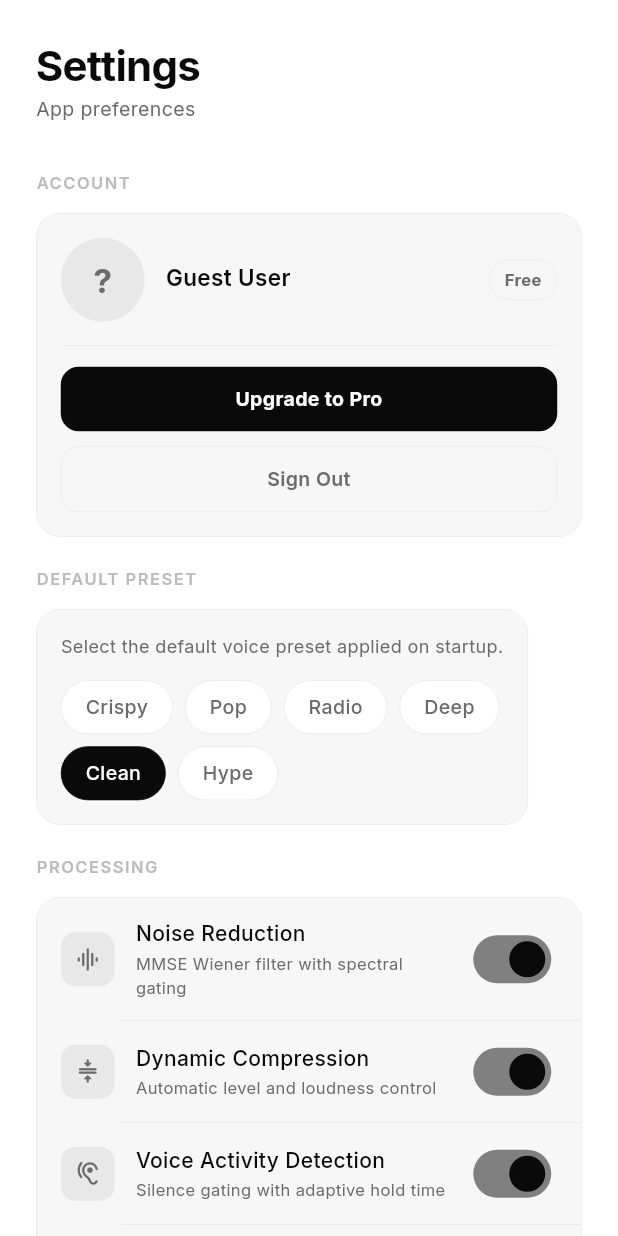
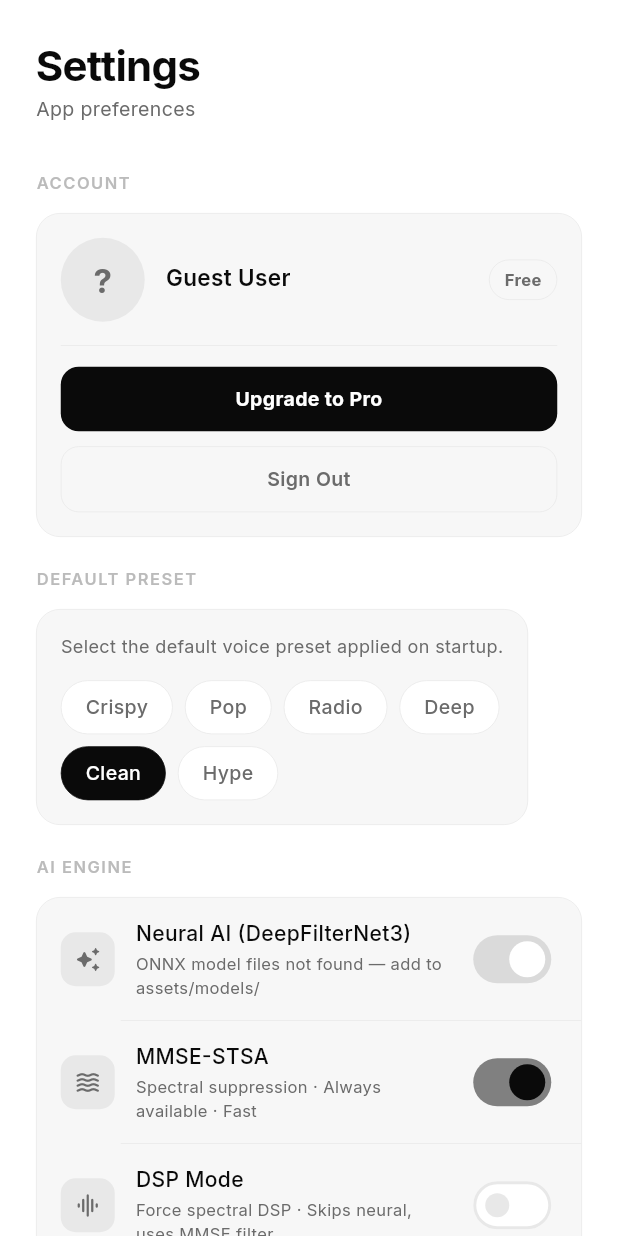
Before and after one commit to selvavishnum/Audio-denoise, a Flutter app: the SettingsScreen widget shown alone on an empty page, opened directly, on a phone screen of 412 x 824 dp. Run offline on Flutter 3.47's test engine with Material 3 defaults, Android fonts, the phone set to English and light mode, and no system bars; our stand-ins replace file_picker, firebase_analytics, firebase_auth, firebase_core, flutter_animate, google_fonts and 8 more; missing offline and left inert: purchases_flutter, record; accounts and stored records are empty.

Commit message:
Add AI Engine mode switches to Settings with live toggles
Settings now has a dedicated 'AI Engine' section with three independent
live switches persisted in SharedPreferences:

  Neural AI (DeepFilterNet3) — toggle for ONNX neural engine; disabled/grey
    when model files are absent from assets/models/; ON by default
  MMSE-STSA — spectral suppression fallback; always available; ON by default
  DSP Mode  — forces MMSE-STSA path, bypasses neural; OFF by default

Engine selection logic in ProcessorService:
  - DSP Mode ON → neural skipped, MMSE always runs (classic signal processing)
  - Both OFF    → audio returned unmodified
  - Default     → Neural AI first, MMSE-STSA fallback (same as before)

The existing 'Processing' section is renamed 'DSP Effects' to clarify
that Noise Reduction / Compression / VAD are post-processing options.

https://claude.ai/code/session_018pH9R595uc49AosH49Lwta

```diff
--- a/lib/providers/audio_provider.dart
+++ b/lib/providers/audio_provider.dart
@@ -31,7 +31,12 @@ class AudioProvider extends ChangeNotifier {
   // ── HD Mode ───────────────────────────────────────────────────────────
   bool hdModeEnabled = false;
 
-  // ── Processing feature toggles ────────────────────────────────────────
+  // ── AI Engine toggles ─────────────────────────────────────────────────
+  bool deepFilterEnabled = true;  // DeepFilterNet3 ONNX neural engine
+  bool mmseEnabled       = true;  // MMSE-STSA spectral suppression
+  bool dspEnabled        = false; // Force DSP-only mode (skips neural)
+
+  // ── DSP feature toggles ───────────────────────────────────────────────
   bool noiseReductionEnabled = true;
   bool compressionEnabled    = true;
   bool vadEnabled            = true;
@@ -87,6 +92,9 @@ class AudioProvider extends ChangeNotifier {
     _exportCount           = prefs.getInt('exportCount') ?? 0;
     hdModeEnabled          = prefs.getBool('hdMode') ?? false;
     _lastBonusDate         = prefs.getString('lastBonusDate');
+    deepFilterEnabled      = prefs.getBool('deepFilterEnabled') ?? true;
+    mmseEnabled            = prefs.getBool('mmseEnabled')       ?? true;
+    dspEnabled             = prefs.getBool('dspEnabled')        ?? false;
     noiseReductionEnabled  = prefs.getBool('nrEnabled')   ?? true;
     compressionEnabled     = prefs.getBool('compEnabled') ?? true;
     vadEnabled             = prefs.getBool('vadEnabled')  ?? true;
@@ -123,6 +131,27 @@ class AudioProvider extends ChangeNotifier {
     hdModeEnabled = !hdModeEnabled;
     final prefs = await SharedPreferences.getInstance();
     await prefs.setBool('hdMode', hdModeEnabled);
+    notifyListeners();
+  }
+
+  Future<void> toggleDeepFilter() async {
+    deepFilterEnabled = !deepFilterEnabled;
+    final prefs = await SharedPreferences.getInstance();
+    await prefs.setBool('deepFilterEnabled', deepFilterEnabled);
+    notifyListeners();
+  }
+
+  Future<void> toggleMmse() async {
+    mmseEnabled = !mmseEnabled;
+    final prefs = await SharedPreferences.getInstance();
+    await prefs.setBool('mmseEnabled', mmseEnabled);
+    notifyListeners();
+  }
+
+  Future<void> toggleDsp() async {
+    dspEnabled = !dspEnabled;
+    final prefs = await SharedPreferences.getInstance();
+    await prefs.setBool('dspEnabled', dspEnabled);
     notifyListeners();
   }
 
@@ -249,6 +278,8 @@ class AudioProvider extends ChangeNotifier {
       processedAudio = await ProcessorService.process(
         inputForDsp, params,
         premium: premium,
+        deepFilterEnabled: deepFilterEnabled && !dspEnabled,
+        mmseEnabled: mmseEnabled || dspEnabled,
         onProgress: (p) {
           progress = hdModeEnabled ? 0.05 + p * 0.95 : p;
           notifyListeners();
--- a/lib/screens/settings_screen.dart
+++ b/lib/screens/settings_screen.dart
@@ -6,6 +6,7 @@ import '../models/processing_stats.dart';
 import '../providers/audio_provider.dart';
 import '../providers/auth_provider.dart';
 import '../providers/subscription_provider.dart';
+import '../services/deepfilter_service.dart';
 import '../theme.dart';
 import 'paywall_screen.dart';
 
@@ -28,7 +29,8 @@ class SettingsScreen extends StatelessWidget {
             const SizedBox(height: 32),
             _section(context, 'Account', _accountSection(context, auth, sub)),
             _section(context, 'Default Preset', _presetSelector(context)),
-            _section(context, 'Processing', _processingToggles(context, prov)),
+            _section(context, 'AI Engine', _engineToggles(context, prov)),
+            _section(context, 'DSP Effects', _processingToggles(context, prov)),
             _section(context, 'About', _about(context)),
             if (prov.recentFiles.isNotEmpty)
               _section(context, 'Recent Files', _historyList(prov)),
@@ -273,13 +275,60 @@ class SettingsScreen extends StatelessWidget {
     );
   }
 
+  Widget _engineToggles(BuildContext context, AudioProvider prov) {
+    final modelReady = DeepFilterService.isReady;
+    return Column(
+      children: [
+        _SettingsRow(
+          icon: Icons.auto_awesome_rounded,
+          title: 'Neural AI (DeepFilterNet3)',
+          subtitle: modelReady
+              ? 'ONNX neural model · Studio-grade quality'
+              : 'ONNX model files not found — add to assets/models/',
+          trailing: Switch(
+            value: prov.deepFilterEnabled,
+            onChanged: modelReady
+                ? (_) => context.read<AudioProvider>().toggleDeepFilter()
+                : null,
+            activeColor: AppColors.textPrim,
+            materialTapTargetSize: MaterialTapTargetSize.shrinkWrap,
+          ),
+        ),
+        _divider(),
+        _SettingsRow(
+          icon: Icons.waves_rounded,
+          title: 'MMSE-STSA',
+          subtitle: 'Spectral suppression · Always available · Fast',
+          trailing: Switch(
+            value: prov.mmseEnabled,
+            onChanged: (_) => context.read<AudioProvider>().toggleMmse(),
+            activeColor: AppColors.textPrim,
+            materialTapTargetSize: MaterialTapTargetSize.shrinkWrap,
+          ),
+        ),
+        _divider(),
+        _SettingsRow(
+          icon: Icons.graphic_eq_rounded,
+          title: 'DSP Mode',
+          subtitle: 'Force spectral DSP · Skips neural, uses MMSE filter',
+          trailing: Switch(
+            value: prov.dspEnabled,
+            onChanged: (_) => context.read<AudioProvider>().toggleDsp(),
+            activeColor: AppColors.textPrim,
+            materialTapTargetSize: MaterialTapTargetSize.shrinkWrap,
+          ),
+        ),
+      ],
+    );
+  }
+
   Widget _processingToggles(BuildContext context, AudioProvider prov) {
     return Column(
       children: [
         _SettingsRow(
-          icon: Icons.graphic_eq_rounded,
+          icon: Icons.noise_control_off_rounded,
           title: 'Noise Reduction',
-          subtitle: 'MMSE Wiener filter with spectral gating',
+          subtitle: 'Apply spectral gating after engine processing',
           trailing: Switch(
             value: prov.noiseReductionEnabled,
             onChanged: (_) => context.read<AudioProvider>().toggleNoiseReduction(),
```
Also changed, not shown: lib/services/processor_service.dart (+17 -6 lines).
